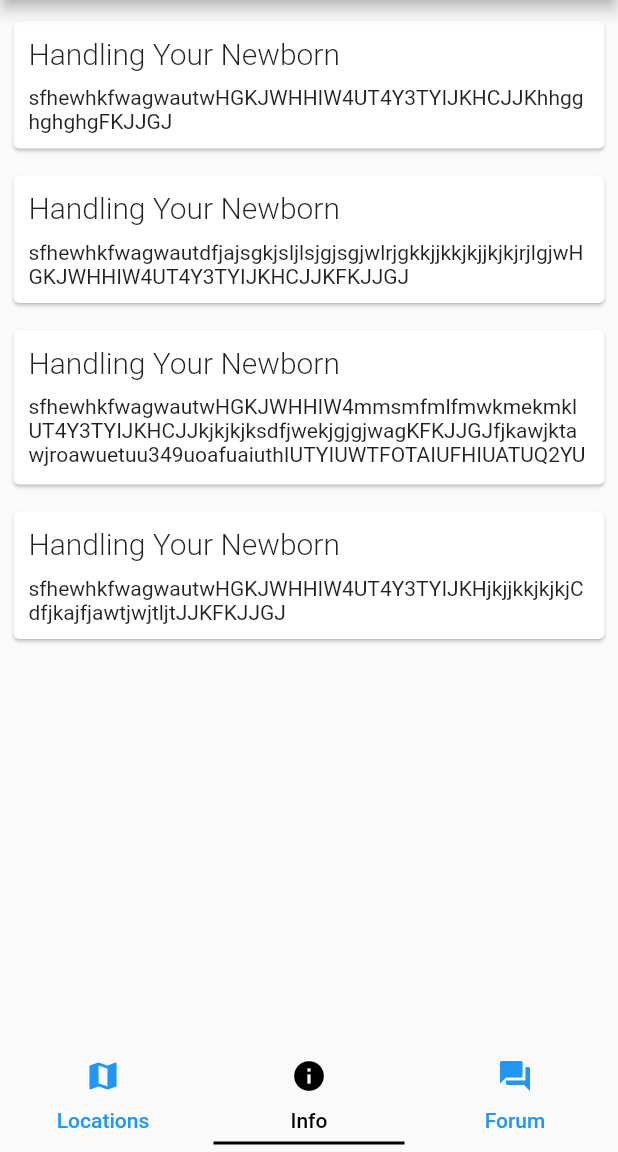
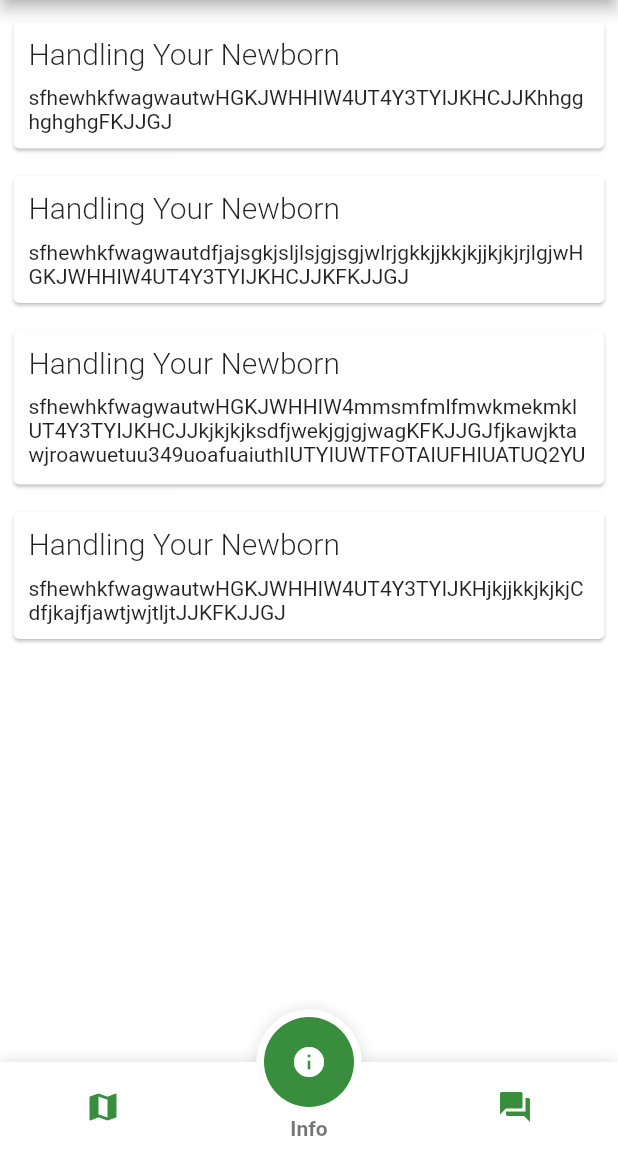
Before and after one commit to ashleychong/HealthForKids, a Flutter app: the screen it shows after launch, item 2 of the bottom bar chosen, on a phone screen of 412 x 824 dp, the part 84-1236 px from its top. Run offline on Flutter 3.47's test engine with Material 2 defaults, Android fonts, the phone set to English and light mode, and no system bars; drawn by our look-alikes of fancy_bottom_navigation; our stand-ins replace google_maps_flutter, webview_flutter; generated files the repository leaves out were written again; Roboto replaces fonts that are missing (Monotserrat).

Commit message:
[UI] change bottom navbar - changed to more modern bottom navbar - now the tab is at function _getTab(int number) - use global Theme() to set primary color and accent color, easier to make global changes

```diff
--- a/lib/app.dart
+++ b/lib/app.dart
@@ -9,6 +9,11 @@ class MyApp extends StatelessWidget {
     return MaterialApp(
       onGenerateRoute: _routes(),
       debugShowCheckedModeBanner: false,
+      theme: ThemeData(
+        primaryColor: Colors.green[700],
+        accentColor: Colors.white,
+        fontFamily: 'Monotserrat'
+      ),
     );
   }
 
--- a/lib/screens/homescreen.dart
+++ b/lib/screens/homescreen.dart
@@ -1,13 +1,12 @@
 import 'package:flutter/material.dart';
 import 'package:google_maps_flutter/google_maps_flutter.dart';
 import 'package:health_for_kids/widgets/preview_card.dart';
-import 'package:http/http.dart';
 import 'package:webview_flutter/webview_flutter.dart';
 import 'package:health_for_kids/screens/info_screen.dart';
 import 'package:health_for_kids/src/locations.dart' as locations;
 import 'package:flutter/gestures.dart';
 import 'package:flutter/foundation.dart';
-import 'package:health_for_kids/data/clinic_data.dart';
+import 'package:fancy_bottom_navigation/fancy_bottom_navigation.dart';
 
 class Homescreen extends StatefulWidget {
   @override
@@ -18,6 +17,8 @@ class _HomescreenState extends State<Homescreen> {
   locations.Office _office;
   bool _showPreview = false;
   final Map<String, Marker> _markers = {};
+
+  int currentPage = 0;
 
   Future<void> _onMapCreated(GoogleMapController controller) async {
     final googleOffices = await locations.getGoogleOffices();
@@ -45,43 +46,47 @@ class _HomescreenState extends State<Homescreen> {
   }
 
   @override
-  Widget build(BuildContext context) => DefaultTabController(
-        //3 tabs
-        length: 3,
-        child: Scaffold(
+  Widget build(BuildContext context) => Scaffold(
       appBar: AppBar(
         title: const Text('Google Office Locations'),
-              backgroundColor: Colors.green[700],
+        backgroundColor: Theme.of(context).primaryColor,
       ),
-            body: TabBarView(
-              children: <Widget>[
+      body: Container(
+        decoration: BoxDecoration(color: Colors.white),
+        child: Center(
+          child: _getTab(currentPage),
+        ),
+      ),
+      bottomNavigationBar: FancyBottomNavigation(
+        tabs: [
+          TabData(
+            iconData: Icons.map,
+            title: 'Locations',
+          ),
+          TabData(
+            iconData: Icons.info,
+            title: 'Info',
+          ),
+          TabData(
+            iconData: Icons.forum,
+            title: 'Forum',
+          ),
+        ],
+        onTabChangedListener: (position) {
+          setState(() {
+            currentPage = position;
+          });
+        },
+      ));
+
+  Widget _getTab(int page) {
+    List<Widget> pages = <Widget>[
       _buildMap(context),
       InfoScreen(),
       _buildForumWebView(),
-              ],
-              physics: NeverScrollableScrollPhysics(),
-            ),
-            bottomNavigationBar: TabBar(
-              tabs: [
-                Tab(
-                  icon: new Icon(Icons.map),
-                  text: 'Locations',
-                ),
-                Tab(
-                  icon: new Icon(Icons.info),
-                  text: 'Info',
-                ),
-                Tab(
-                  icon: new Icon(Icons.forum),
-                  text: 'Forum',
-                ),
-              ],
-              labelColor: Colors.black,
-              unselectedLabelColor: Colors.blue,
-              indicatorPadding: EdgeInsets.all(5.0),
-              indicatorColor: Colors.black,
-            )),
-      );
+    ];
+    return pages[page];
+  }
 
   Stack _buildMap(BuildContext context) {
     return Stack(
@@ -105,15 +110,17 @@ class _HomescreenState extends State<Homescreen> {
             ..add(Factory<TapGestureRecognizer>(() => TapGestureRecognizer()))
             ..add(Factory<VerticalDragGestureRecognizer>(
                 () => VerticalDragGestureRecognizer())),
-          onTap: (LatLng a){
-            _office=null;
+          onTap: (LatLng a) {
+            _office = null;
             setState(() {
               _showPreview = false;
             });
           },
         ),
         Positioned(
-          child: (_showPreview & (_office!=null)) ? PreviewCard(_office) : Center(),
+          child: (_showPreview & (_office != null))
+              ? PreviewCard(_office)
+              : Center(),
           bottom: 0.0,
           left: 0.0,
           right: 0.0,
--- a/pubspec.yaml
+++ b/pubspec.yaml
@@ -28,6 +28,7 @@ dependencies:
   # The following adds the Cupertino Icons font to your application.
   # Use with the CupertinoIcons class for iOS style icons.
   cupertino_icons: ^0.1.2
+  fancy_bottom_navigation: ^0.3.2
 
 dev_dependencies:
   flutter_test:
```
Also changed, not shown: pubspec.lock (deleted). Lines whose indentation alone changed are shown as unchanged.
